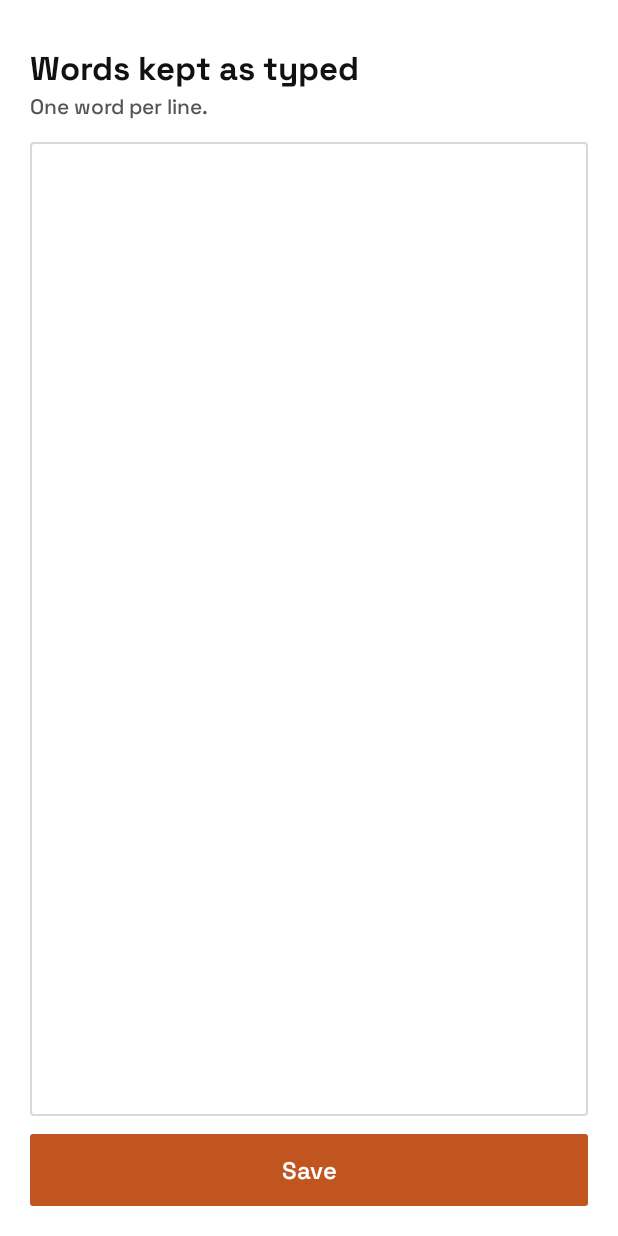
After one commit to phpcip/opensolr-keys, an Android app: the WordsActivity screen opened directly, with no data from a screen before it, on a phone screen of 412 x 824 dp. The commit adds this screen. Run offline under Robolectric (Android 15) with nearby library versions, the light colour scheme and no system bars.

Commit message:
Number row, comma key, Gboard long-press symbols with hints, emoji button under the keys, words list editor

```diff
--- a/app/src/main/AndroidManifest.xml
+++ b/app/src/main/AndroidManifest.xml
@@ -33,5 +33,10 @@
                 <category android:name="android.intent.category.LAUNCHER" />
             </intent-filter>
         </activity>
+        <activity
+            android:name=".WordsActivity"
+            android:exported="false"
+            android:windowSoftInputMode="adjustResize"
+            android:label="@string/s_learned" />
     </application>
 </manifest>
--- /dev/null
+++ b/app/src/main/java/com/opensolr/keys/WordsActivity.kt
@@ -0,0 +1,29 @@
+package com.opensolr.keys
+
+import android.app.Activity
+import android.os.Bundle
+import android.view.WindowInsets
+import android.widget.EditText
+
+/** The words kept as typed, one per line, edited as plain text. */
+class WordsActivity : Activity() {
+    override fun onCreate(savedInstanceState: Bundle?) {
+        super.onCreate(savedInstanceState)
+        window.setDecorFitsSystemWindows(false)
+        setContentView(R.layout.activity_words)
+        val prefs = Prefs(this)
+        val root = findViewById<android.view.View>(R.id.words_root)
+        val pad = (20 * resources.displayMetrics.density).toInt()
+        root.setOnApplyWindowInsetsListener { v, insets ->
+            val bars = insets.getInsets(WindowInsets.Type.systemBars() or WindowInsets.Type.ime())
+            v.setPadding(pad, pad + bars.top, pad, pad + bars.bottom)
+            insets
+        }
+        val box = findViewById<EditText>(R.id.words)
+        box.setText(prefs.learned.sorted().joinToString("\n"))
+        findViewById<android.view.View>(R.id.btn_save).setOnClickListener {
+            prefs.learned = box.text.toString().lines().map { it.trim().lowercase() }.filter { it.isNotEmpty() }.toSet()
+            finish()
+        }
+    }
+}
--- /dev/null
+++ b/app/src/main/res/layout/activity_words.xml
@@ -0,0 +1,49 @@
+<?xml version="1.0" encoding="utf-8"?>
+<LinearLayout xmlns:android="http://schemas.android.com/apk/res/android"
+    android:id="@+id/words_root"
+    android:layout_width="match_parent"
+    android:layout_height="match_parent"
+    android:orientation="vertical"
+    android:background="@color/bg"
+    android:padding="20dp">
+
+    <TextView
+        android:layout_width="match_parent"
+        android:layout_height="wrap_content"
+        android:text="@string/s_learned"
+        android:textColor="@color/fg"
+        android:textSize="22sp"
+        android:fontFamily="@font/space_grotesk"
+        android:textFontWeight="700"
+        android:layout_marginTop="8dp" />
+
+    <TextView style="@style/SectionHint" android:text="@string/s_learned_file_hint" />
+
+    <EditText
+        android:id="@+id/words"
+        android:layout_width="match_parent"
+        android:layout_height="0dp"
+        android:layout_weight="1"
+        android:layout_marginTop="8dp"
+        android:gravity="top"
+        android:padding="12dp"
+        android:textColor="@color/fg"
+        android:textSize="16sp"
+        android:fontFamily="monospace"
+        android:inputType="textMultiLine|textNoSuggestions"
+        android:background="@drawable/field" />
+
+    <Button
+        android:id="@+id/btn_save"
+        android:layout_width="match_parent"
+        android:layout_height="48dp"
+        android:layout_marginTop="12dp"
+        android:text="@string/s_save"
+        android:textColor="#FFFFFF"
+        android:textAllCaps="false"
+        android:textSize="16sp"
+        android:fontFamily="@font/space_grotesk"
+        android:textFontWeight="600"
+        android:background="@drawable/btn_accent"
+        android:stateListAnimator="@null" />
+</LinearLayout>
--- a/app/src/main/res/values/strings.xml
+++ b/app/src/main/res/values/strings.xml
@@ -20,5 +20,8 @@
     <string name="s_learned_hint">Words you refused to have corrected. Remove one to let autocorrect touch it again.</string>
     <string name="s_learned_empty">None yet</string>
     <string name="s_emoji_search">Search emoji</string>
+    <string name="s_learned_edit">Edit the list</string>
+    <string name="s_learned_file_hint">One word per line.</string>
+    <string name="s_save">Save</string>
     <string name="s_abc">ABC</string>
 </resources>
```
Also changed, not shown: app/src/main/java/com/opensolr/keys/KeyboardView.kt (+30 -19 lines), app/src/main/java/com/opensolr/keys/KeysService.kt (+34 -2 lines), app/src/main/java/com/opensolr/keys/Layouts.kt (+21 -8 lines), app/src/main/java/com/opensolr/keys/SettingsActivity.kt (+3 -42 lines), app/src/main/res/layout/activity_settings.xml (+12 -4 lines), 6 other files.
